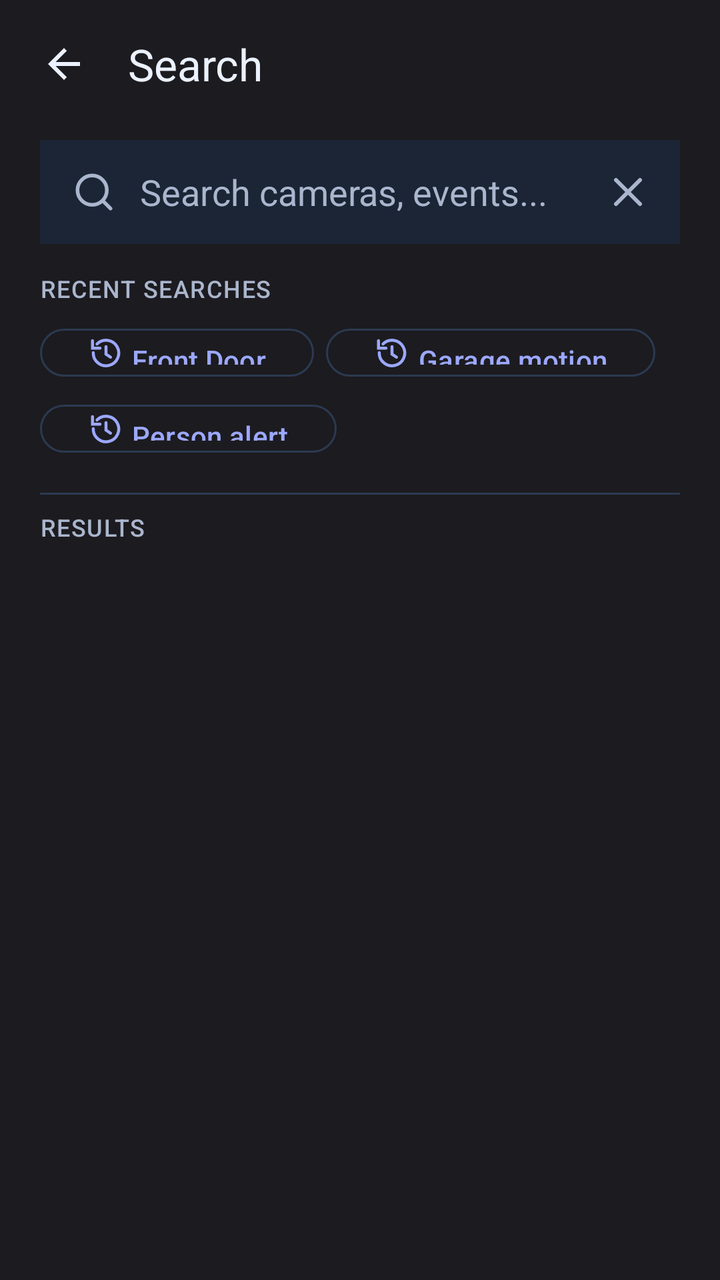
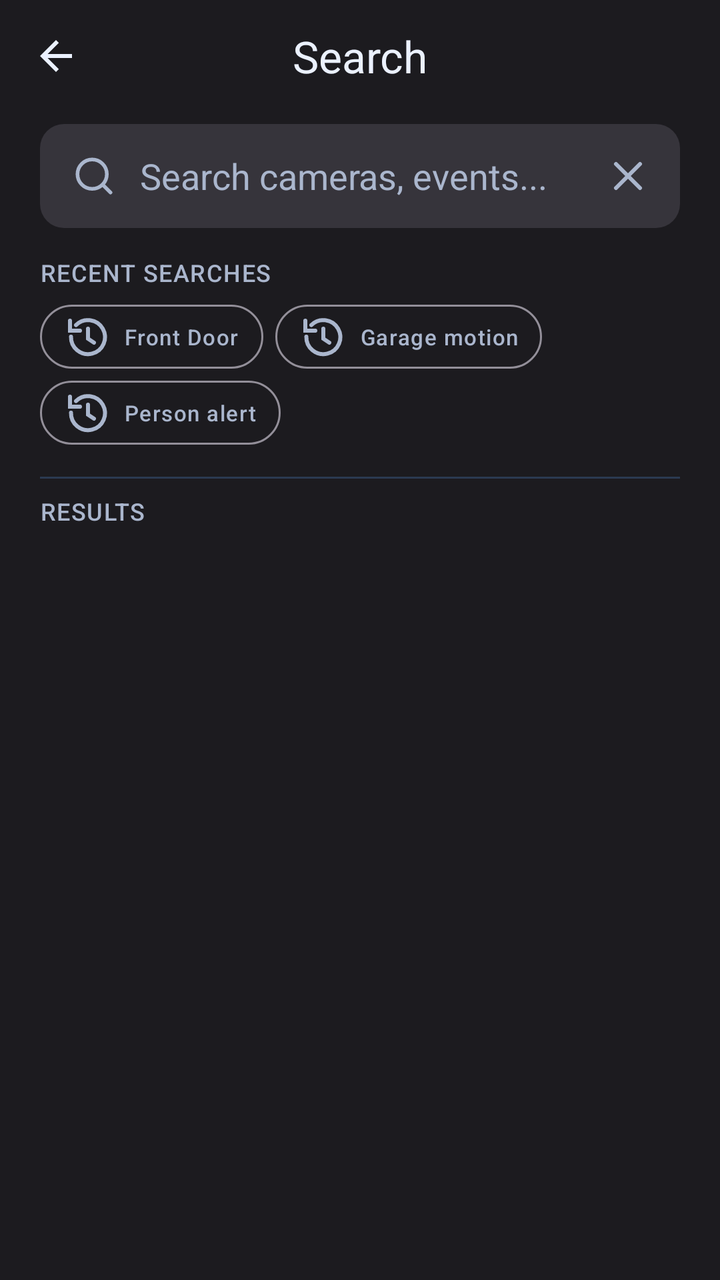

Two renders of the same Android screen: before a commit and after it. Below are the layout's source before the change and the commit's diff.
<!-- AndroidManifest.xml: application theme Theme.RealLive -->
<!-- res/layout/activity_search.xml -->
<?xml version="1.0" encoding="utf-8"?>
<LinearLayout xmlns:android="http://schemas.android.com/apk/res/android"
    xmlns:app="http://schemas.android.com/apk/res-auto"
    android:layout_width="match_parent"
    android:layout_height="match_parent"
    android:background="@color/auth_bg"
    android:orientation="vertical">

    <com.google.android.material.appbar.MaterialToolbar
        android:id="@+id/search_toolbar"
        android:layout_width="match_parent"
        android:layout_height="wrap_content"
        android:background="@android:color/transparent"
        android:paddingStart="4dp"
        android:paddingEnd="4dp"
        app:navigationIcon="@drawable/ic_arrow_back_24"
        app:navigationIconTint="?attr/colorOnBackground"
        app:title="@string/search_title"
        app:titleTextColor="?attr/colorOnBackground" />

    <LinearLayout
        android:layout_width="match_parent"
        android:layout_height="0dp"
        android:layout_weight="1"
        android:orientation="vertical"
        android:paddingStart="20dp"
        android:paddingTop="6dp"
        android:paddingEnd="20dp"
        android:paddingBottom="8dp">

        <LinearLayout
            android:layout_width="match_parent"
            android:layout_height="52dp"
            android:background="?attr/colorSurfaceVariant"
            android:gravity="center_vertical"
            android:orientation="horizontal"
            android:paddingStart="16dp"
            android:paddingEnd="8dp">

            <ImageView
                android:layout_width="22dp"
                android:layout_height="22dp"
                android:src="@drawable/ic_rl_search_24"
                android:tint="?attr/colorOnSurfaceVariant" />

            <EditText
                android:id="@+id/search_input"
                android:layout_width="0dp"
                android:layout_height="wrap_content"
                android:layout_marginStart="12dp"
                android:layout_weight="1"
                android:background="@android:color/transparent"
                android:hint="Search cameras, events..."
                android:imeOptions="actionSearch"
                android:inputType="text"
                android:maxLines="1"
                android:padding="0dp"
                android:textColor="?attr/colorOnSurface"
                android:textColorHint="?attr/colorOnSurfaceVariant" />

            <ImageButton
                android:id="@+id/search_clear"
                android:layout_width="36dp"
                android:layout_height="36dp"
                android:background="?attr/selectableItemBackgroundBorderless"
                android:contentDescription="Clear"
                android:padding="8dp"
                android:src="@drawable/ic_rl_close_24"
                android:tint="?attr/colorOnSurfaceVariant" />
        </LinearLayout>

        <TextView
            android:layout_width="match_parent"
            android:layout_height="wrap_content"
            android:layout_marginTop="14dp"
            android:text="RECENT SEARCHES"
            android:textAppearance="@style/TextAppearance.Material3.LabelMedium"
            android:textColor="?attr/colorOnSurfaceVariant" />

        <LinearLayout
            android:layout_width="match_parent"
            android:layout_height="wrap_content"
            android:layout_marginTop="8dp"
            android:orientation="horizontal">

            <com.google.android.material.button.MaterialButton
                android:id="@+id/search_recent_front"
                style="?attr/materialButtonOutlinedStyle"
                android:layout_width="wrap_content"
                android:layout_height="32dp"
                android:minWidth="0dp"
                android:text="Front Door"
                android:textAllCaps="false"
                app:icon="@drawable/ic_rl_history_24"
                app:iconGravity="textStart"
                app:iconPadding="4dp" />

            <com.google.android.material.button.MaterialButton
                android:id="@+id/search_recent_garage"
                style="?attr/materialButtonOutlinedStyle"
                android:layout_width="wrap_content"
                android:layout_height="32dp"
                android:layout_marginStart="6dp"
                android:minWidth="0dp"
                android:text="Garage motion"
                android:textAllCaps="false"
                app:icon="@drawable/ic_rl_history_24"
                app:iconGravity="textStart"
                app:iconPadding="4dp" />
        </LinearLayout>

        <com.google.android.material.button.MaterialButton
            android:id="@+id/search_recent_person"
            style="?attr/materialButtonOutlinedStyle"
            android:layout_width="wrap_content"
            android:layout_height="32dp"
            android:layout_marginTop="6dp"
            android:minWidth="0dp"
            android:text="Person alert"
            android:textAllCaps="false"
            app:icon="@drawable/ic_rl_history_24"
            app:iconGravity="textStart"
            app:iconPadding="4dp" />

        <View
            android:layout_width="match_parent"
            android:layout_height="1dp"
            android:layout_marginTop="16dp"
            android:background="?attr/colorOutlineVariant" />

        <TextView
            android:layout_width="match_parent"
            android:layout_height="wrap_content"
            android:layout_marginTop="8dp"
            android:text="RESULTS"
            android:textAppearance="@style/TextAppearance.Material3.LabelMedium"
            android:textColor="?attr/colorOnSurfaceVariant" />

        <TextView
            android:id="@+id/search_empty"
            android:layout_width="match_parent"
            android:layout_height="wrap_content"
            android:layout_marginTop="12dp"
            android:gravity="center"
            android:text="No results"
            android:textAppearance="@style/TextAppearance.Material3.BodyMedium"
            android:textColor="?attr/colorOnSurfaceVariant"
            android:visibility="gone" />

        <androidx.recyclerview.widget.RecyclerView
            android:id="@+id/search_recycler"
            android:layout_width="match_parent"
            android:layout_height="0dp"
            android:layout_marginTop="8dp"
            android:layout_weight="1"
            android:clipToPadding="false"
            android:paddingBottom="8dp" />
    </LinearLayout>

</LinearLayout>
<!-- resources referenced by this layout -->
<resources>
  <!-- drawable ic_arrow_back_24 (drawable) -->
  <vector xmlns:android="http://schemas.android.com/apk/res/android"
      android:width="24dp"
      android:height="24dp"
      android:viewportWidth="24"
      android:viewportHeight="24">
      <path
          android:fillColor="#111827"
          android:pathData="M20,11H7.83l5.59,-5.59L12,4l-8,8l8,8l1.41,-1.41L7.83,13H20v-2z" />
  </vector>
  <string name="search_title">Search</string>
  <style name="Theme.RealLive" parent="Theme.Material3.DayNight.NoActionBar">
          <item name="colorPrimary">@color/rl_brand</item>
          <item name="colorOnPrimary">@color/rl_bg</item>
          <item name="colorPrimaryContainer">@color/rl_brand_soft</item>
          <item name="colorOnPrimaryContainer">@color/rl_text_primary</item>
  
          <item name="colorSecondary">@color/rl_secondary</item>
          <item name="colorOnSecondary">@color/rl_bg</item>
          <item name="colorSecondaryContainer">@color/rl_secondary_soft</item>
          <item name="colorOnSecondaryContainer">@color/rl_text_primary</item>
  
          <item name="colorTertiary">@color/rl_tertiary</item>
          <item name="colorOnTertiary">@color/rl_bg</item>
          <item name="colorTertiaryContainer">@color/rl_tertiary_soft</item>
          <item name="colorOnTertiaryContainer">@color/rl_text_primary</item>
  
          <item name="colorError">@color/rl_error</item>
          <item name="colorOnError">@color/rl_bg</item>
  
          <item name="colorSurface">@color/rl_surface</item>
          <item name="colorOnSurface">@color/rl_text_primary</item>
          <item name="colorSurfaceVariant">@color/rl_surface_alt</item>
          <item name="colorOnSurfaceVariant">@color/rl_text_secondary</item>
          <item name="colorOutline">@color/rl_border</item>
          <item name="colorOutlineVariant">@color/rl_border</item>
  
          <item name="android:colorBackground">@color/rl_bg</item>
          <item name="colorOnBackground">@color/rl_text_primary</item>
          <item name="android:windowBackground">@color/rl_bg</item>
  
          <item name="android:statusBarColor">@color/rl_bg</item>
          <item name="android:navigationBarColor">@color/rl_bg</item>
          <item name="android:windowLightStatusBar">false</item>
          <item name="android:windowLightNavigationBar">false</item>
      </style>
  <!-- unchanged entries left out for length: 17 -->
</resources>

<!-- the commit's change to res/layout/activity_search.xml (unified diff, before → after) -->
@@ -1,22 +1,40 @@
 <?xml version="1.0" encoding="utf-8"?>
 <LinearLayout xmlns:android="http://schemas.android.com/apk/res/android"
-    xmlns:app="http://schemas.android.com/apk/res-auto"
     android:layout_width="match_parent"
     android:layout_height="match_parent"
     android:background="@color/auth_bg"
     android:orientation="vertical">
 
-    <com.google.android.material.appbar.MaterialToolbar
-        android:id="@+id/search_toolbar"
+    <LinearLayout
         android:layout_width="match_parent"
-        android:layout_height="wrap_content"
-        android:background="@android:color/transparent"
-        android:paddingStart="4dp"
-        android:paddingEnd="4dp"
-        app:navigationIcon="@drawable/ic_arrow_back_24"
-        app:navigationIconTint="?attr/colorOnBackground"
-        app:title="@string/search_title"
-        app:titleTextColor="?attr/colorOnBackground" />
+        android:layout_height="56dp"
+        android:gravity="center_vertical"
+        android:paddingStart="8dp"
+        android:paddingEnd="8dp">
+
+        <ImageButton
+            android:id="@+id/search_back"
+            android:layout_width="40dp"
+            android:layout_height="40dp"
+            android:background="@android:color/transparent"
+            android:contentDescription="Back"
+            android:src="@drawable/ic_arrow_back_24"
+            android:tint="?attr/colorOnBackground" />
+
+        <TextView
+            android:id="@+id/search_page_title"
+            android:layout_width="0dp"
+            android:layout_height="wrap_content"
+            android:layout_weight="1"
+            android:gravity="center"
+            android:text="Search"
+            android:textAppearance="@style/TextAppearance.Material3.TitleLarge"
+            android:textColor="?attr/colorOnBackground" />
+
+        <View
+            android:layout_width="40dp"
+            android:layout_height="40dp" />
+    </LinearLayout>
 
     <LinearLayout
         android:layout_width="match_parent"
@@ -31,7 +49,7 @@
         <LinearLayout
             android:layout_width="match_parent"
             android:layout_height="52dp"
-            android:background="?attr/colorSurfaceVariant"
+            android:background="@drawable/bg_search_bar"
             android:gravity="center_vertical"
             android:orientation="horizontal"
             android:paddingStart="16dp"
@@ -62,7 +80,7 @@
                 android:id="@+id/search_clear"
                 android:layout_width="36dp"
                 android:layout_height="36dp"
-                android:background="?attr/selectableItemBackgroundBorderless"
+                android:background="@android:color/transparent"
                 android:contentDescription="Clear"
                 android:padding="8dp"
                 android:src="@drawable/ic_rl_close_24"
@@ -70,6 +88,7 @@
         </LinearLayout>
 
         <TextView
+            android:id="@+id/search_recent_title"
             android:layout_width="match_parent"
             android:layout_height="wrap_content"
             android:layout_marginTop="14dp"
@@ -83,44 +102,53 @@
             android:layout_marginTop="8dp"
             android:orientation="horizontal">
 
-            <com.google.android.material.button.MaterialButton
+            <TextView
                 android:id="@+id/search_recent_front"
-                style="?attr/materialButtonOutlinedStyle"
                 android:layout_width="wrap_content"
                 android:layout_height="32dp"
-                android:minWidth="0dp"
+                android:background="@drawable/bg_btn_outline"
+                android:drawableStart="@drawable/ic_rl_history_24"
+                android:drawableTint="?attr/colorOnSurfaceVariant"
+                android:drawablePadding="6dp"
+                android:gravity="center"
+                android:paddingStart="12dp"
+                android:paddingEnd="12dp"
                 android:text="Front Door"
-                android:textAllCaps="false"
-                app:icon="@drawable/ic_rl_history_24"
-                app:iconGravity="textStart"
-                app:iconPadding="4dp" />
-
-            <com.google.android.material.button.MaterialButton
+                android:textAppearance="@style/TextAppearance.Material3.LabelSmall"
+                android:textColor="?attr/colorOnSurfaceVariant" />
+
+            <TextView
                 android:id="@+id/search_recent_garage"
-                style="?attr/materialButtonOutlinedStyle"
                 android:layout_width="wrap_content"
                 android:layout_height="32dp"
                 android:layout_marginStart="6dp"
-                android:minWidth="0dp"
+                android:background="@drawable/bg_btn_outline"
+                android:drawableStart="@drawable/ic_rl_history_24"
+                android:drawableTint="?attr/colorOnSurfaceVariant"
+                android:drawablePadding="6dp"
+                android:gravity="center"
+                android:paddingStart="12dp"
+                android:paddingEnd="12dp"
                 android:text="Garage motion"
-                android:textAllCaps="false"
-                app:icon="@drawable/ic_rl_history_24"
-                app:iconGravity="textStart"
-                app:iconPadding="4dp" />
+                android:textAppearance="@style/TextAppearance.Material3.LabelSmall"
+                android:textColor="?attr/colorOnSurfaceVariant" />
         </LinearLayout>
 
-        <com.google.android.material.button.MaterialButton
+        <TextView
             android:id="@+id/search_recent_person"
-            style="?attr/materialButtonOutlinedStyle"
             android:layout_width="wrap_content"
             android:layout_height="32dp"
             android:layout_marginTop="6dp"
-            android:minWidth="0dp"
+            android:background="@drawable/bg_btn_outline"
+            android:drawableStart="@drawable/ic_rl_history_24"
+            android:drawableTint="?attr/colorOnSurfaceVariant"
+            android:drawablePadding="6dp"
+            android:gravity="center"
+            android:paddingStart="12dp"
+            android:paddingEnd="12dp"
             android:text="Person alert"
-            android:textAllCaps="false"
-            app:icon="@drawable/ic_rl_history_24"
-            app:iconGravity="textStart"
-            app:iconPadding="4dp" />
+            android:textAppearance="@style/TextAppearance.Material3.LabelSmall"
+            android:textColor="?attr/colorOnSurfaceVariant" />
 
         <View
             android:layout_width="match_parent"
@@ -129,6 +157,7 @@
             android:background="?attr/colorOutlineVariant" />
 
         <TextView
+            android:id="@+id/search_results_label"
             android:layout_width="match_parent"
             android:layout_height="wrap_content"
             android:layout_marginTop="8dp"
@@ -136,16 +165,100 @@
             android:textAppearance="@style/TextAppearance.Material3.LabelMedium"
             android:textColor="?attr/colorOnSurfaceVariant" />
 
-        <TextView
-            android:id="@+id/search_empty"
-            android:layout_width="match_parent"
-            android:layout_height="wrap_content"
+        <LinearLayout
+            android:id="@+id/search_empty_state"
+            android:layout_width="match_parent"
+            android:layout_height="0dp"
             android:layout_marginTop="12dp"
+            android:layout_weight="1"
             android:gravity="center"
-            android:text="No results"
-            android:textAppearance="@style/TextAppearance.Material3.BodyMedium"
-            android:textColor="?attr/colorOnSurfaceVariant"
-            android:visibility="gone" />
+            android:orientation="vertical"
+            android:visibility="gone">
+
+            <FrameLayout
+                android:layout_width="64dp"
+                android:layout_height="64dp"
+                android:background="@drawable/bg_settings_icon">
+
+                <ImageView
+                    android:layout_width="28dp"
+                    android:layout_height="28dp"
+                    android:layout_gravity="center"
+                    android:src="@drawable/ic_rl_search_off_24"
+                    android:tint="?attr/colorOnSurfaceVariant" />
+            </FrameLayout>
+
+            <TextView
+                android:layout_width="wrap_content"
+                android:layout_height="wrap_content"
+                android:layout_marginTop="12dp"
+                android:text="@string/search_empty_title"
+                android:textAppearance="@style/TextAppearance.Material3.TitleSmall"
+                android:textColor="?attr/colorOnSurface" />
+
+            <TextView
+                android:layout_width="wrap_content"
+                android:layout_height="wrap_content"
+                android:layout_marginTop="6dp"
+                android:gravity="center"
+                android:text="@string/search_empty_desc"
+                android:textAppearance="@style/TextAppearance.Material3.BodySmall"
+                android:textColor="?attr/colorOnSurfaceVariant" />
+
+            <LinearLayout
+                android:layout_width="wrap_content"
+                android:layout_height="wrap_content"
+                android:layout_marginTop="14dp"
+                android:orientation="horizontal">
+
+                <TextView
+                    android:layout_width="wrap_content"
+                    android:layout_height="32dp"
+                    android:background="@drawable/bg_btn_outline"
+                    android:gravity="center"
+                    android:paddingStart="12dp"
+                    android:paddingEnd="12dp"
+                    android:text="@string/search_suggest_front"
+                    android:textAppearance="@style/TextAppearance.Material3.LabelSmall"
+                    android:textColor="?attr/colorOnSurfaceVariant" />
+
+                <TextView
+                    android:layout_width="wrap_content"
+                    android:layout_height="32dp"
+                    android:layout_marginStart="6dp"
+                    android:background="@drawable/bg_btn_outline"
+                    android:gravity="center"
+                    android:paddingStart="12dp"
+                    android:paddingEnd="12dp"
+                    android:text="@string/search_suggest_garage"
+                    android:textAppearance="@style/TextAppearance.Material3.LabelSmall"
+                    android:textColor="?attr/colorOnSurfaceVariant" />
+
+                <TextView
+                    android:layout_width="wrap_content"
+                    android:layout_height="32dp"
+                    android:layout_marginStart="6dp"
+                    android:background="@drawable/bg_btn_outline"
+                    android:gravity="center"
+                    android:paddingStart="12dp"
+                    android:paddingEnd="12dp"
+                    android:text="@string/search_suggest_person"
+                    android:textAppearance="@style/TextAppearance.Material3.LabelSmall"
+                    android:textColor="?attr/colorOnSurfaceVariant" />
+            </LinearLayout>
+
+            <TextView
+                android:layout_width="wrap_content"
+                android:layout_height="36dp"
+                android:layout_marginTop="14dp"
+                android:background="@drawable/bg_btn_outline"
+                android:gravity="center"
+                android:paddingStart="16dp"
+                android:paddingEnd="16dp"
+                android:text="@string/search_clear_history"
+                android:textAppearance="@style/TextAppearance.Material3.LabelLarge"
+                android:textColor="@color/auth_primary" />
+        </LinearLayout>
 
         <androidx.recyclerview.widget.RecyclerView
             android:id="@+id/search_recycler"
<!-- resource entries referenced after the edit -->
@@ -1,5 +1,21 @@
 <!-- resources referenced by this layout -->
 <resources>
+  <color name="auth_primary">#C8BFFF</color>
+  <!-- drawable bg_btn_outline (drawable) -->
+  <shape xmlns:android="http://schemas.android.com/apk/res/android">
+      <solid android:color="@android:color/transparent" />
+      <stroke android:width="1dp" android:color="#938F99" />
+      <corners android:radius="999dp" />
+  </shape>
+  <!-- drawable bg_search_bar (drawable) -->
+  <shape xmlns:android="http://schemas.android.com/apk/res/android">
+      <solid android:color="#36343B" />
+      <corners android:radius="12dp" />
+  </shape>
+  <!-- drawable bg_settings_icon (drawable) -->
+  <shape xmlns:android="http://schemas.android.com/apk/res/android" android:shape="oval">
+      <solid android:color="#2B2930" />
+  </shape>
   <!-- drawable ic_arrow_back_24 (drawable) -->
   <vector xmlns:android="http://schemas.android.com/apk/res/android"
       android:width="24dp"
@@ -7,10 +23,28 @@
       android:viewportWidth="24"
       android:viewportHeight="24">
       <path
-          android:fillColor="#111827"
+          android:fillColor="@color/rl_text_primary"
           android:pathData="M20,11H7.83l5.59,-5.59L12,4l-8,8l8,8l1.41,-1.41L7.83,13H20v-2z" />
   </vector>
-  <string name="search_title">Search</string>
+  <!-- drawable ic_rl_search_off_24 (drawable) -->
+  <vector xmlns:android="http://schemas.android.com/apk/res/android"
+      android:width="24dp"
+      android:height="24dp"
+      android:viewportWidth="24"
+      android:viewportHeight="24">
+      <path
+          android:fillColor="@android:color/white"
+          android:pathData="M15.5,14h-0.79l-0.28,-0.27A6.47,6.47 0,0 0,16 9.5C16,5.91 13.09,3 9.5,3S3,5.91 3,9.5 5.91,16 9.5,16c1.61,0 3.09,-0.59 4.23,-1.57l0.27,0.28v0.79L20,21.49 21.49,20 15.5,14zM9.5,14C7.01,14 5,11.99 5,9.5 5,7.01 7.01,5 9.5,5c2.49,0 4.5,2.01 4.5,4.5 0,2.49 -2.01,4.5 -4.5,4.5z" />
+      <path
+          android:fillColor="@android:color/white"
+          android:pathData="M4.27,3L3,4.27 7.73,9 3,13.73 4.27,15 9,10.27 13.73,15 15,13.73 10.27,9 15,4.27 13.73,3 9,7.73 4.27,3z" />
+  </vector>
+  <string name="search_clear_history">Clear Search History</string>
+  <string name="search_empty_desc">Try another keyword, remove filters, or check camera names.</string>
+  <string name="search_empty_title">No results found</string>
+  <string name="search_suggest_front">Front Door</string>
+  <string name="search_suggest_garage">Garage</string>
+  <string name="search_suggest_person">Person Alert</string>
   <style name="Theme.RealLive" parent="Theme.Material3.DayNight.NoActionBar">
           <item name="colorPrimary">@color/rl_brand</item>
           <item name="colorOnPrimary">@color/rl_bg</item>
@@ -40,6 +74,7 @@
           <item name="android:colorBackground">@color/rl_bg</item>
           <item name="colorOnBackground">@color/rl_text_primary</item>
           <item name="android:windowBackground">@color/rl_bg</item>
+          <item name="android:textColorHighlight">@android:color/transparent</item>
   
           <item name="android:statusBarColor">@color/rl_bg</item>
           <item name="android:navigationBarColor">@color/rl_bg</item>
